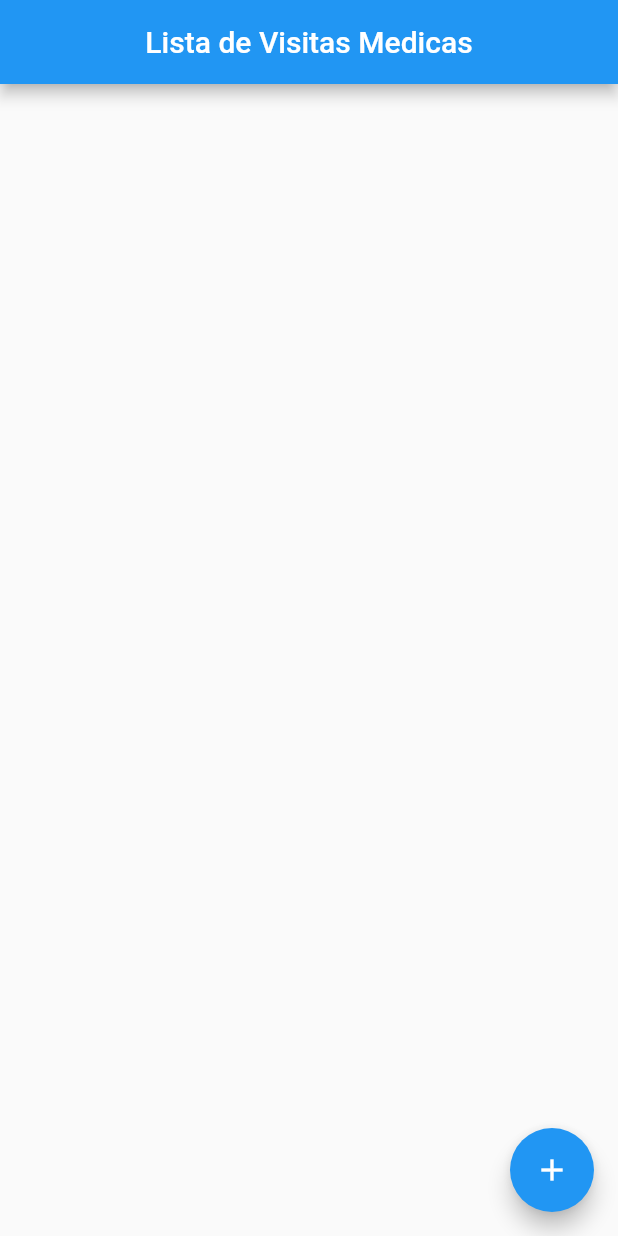
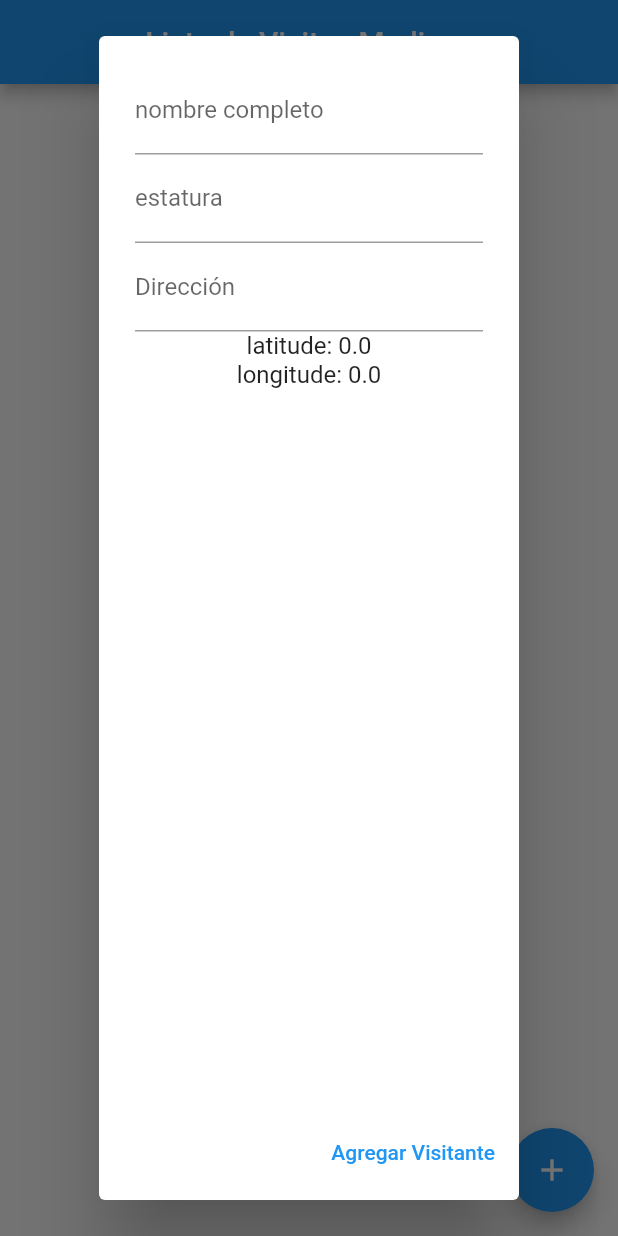
Before and after one commit to elmerdavila/VisitasMedicasFlutter, a Flutter app: the screen it shows after launch, after a tap on the "add" icon, on a phone screen of 412 x 824 dp. Run offline on Flutter 3.47's test engine with Material 2 defaults, Android fonts, the phone set to English and light mode, and no system bars; our stand-ins replace cloud_firestore, firebase_core, geolocator; accounts and stored records are empty.

Commit message:
agregar formulario para ingresar nombre, ubicación gps, estatura y dirección

```diff
--- a/lib/main.dart
+++ b/lib/main.dart
@@ -3,6 +3,8 @@
 import 'package:cloud_firestore/cloud_firestore.dart';
 import 'package:firebase_core/firebase_core.dart';
 import 'package:flutter/material.dart';
+import 'package:geolocator/geolocator.dart';
+
 
 void main() {
   WidgetsFlutterBinding.ensureInitialized();
@@ -68,12 +70,31 @@ class Paciente{
 }
 class _MyHomePageState extends State<MyHomePage> {
 
+  String fullname="";
+  double height=0;
+  String address="";
+  double latitude =0;
+  double longitude =0;
+  GlobalKey formkey= GlobalKey<FormState>();
+
+  TextEditingController TECfullname= new TextEditingController();
+  TextEditingController TECheight= new TextEditingController();
+  TextEditingController TECaddress= new TextEditingController();
+  TextEditingController TEClatitude= new TextEditingController();
+  TextEditingController TEClongitude= new TextEditingController();
   @override
   void initState(){
     super.initState();
+    getPacientes();
+  }
 
-    getPacientes();
-
+  void getCurrentLocation ()async {
+    var position = await Geolocator()!.getCurrentPosition(desiredAccuracy: LocationAccuracy.high);
+    print("$position.latitude , $position.longitude");
+    setState(() {
+      latitude = position.latitude;
+      longitude = position.longitude;
+    });
   }
   Future getPacientes() async {
     var firestore= FirebaseFirestore.instance;
@@ -94,7 +115,74 @@ class _MyHomePageState extends State<MyHomePage> {
     });
   }
 
+  Future<void> showDialogForm(BuildContext context) async{
+    return await showDialog(
+        context: context,
+        builder: (context){
+          final TextEditingController _nameController = TextEditingController();
+          return AlertDialog(
+            content: Form(
+                child: Column(
+                  children: <Widget>[
+                    TextFormField(
+                      controller: TECfullname,
+                      decoration: InputDecoration(labelText: "nombre completo"),
+                      onSaved:(value){
+                        fullname = value!.isNotEmpty?value:"";
+                      },
+                      validator: (value){
+                        if(value!.isEmpty){
+                          return "ingrese el nombre";
+                        }
+                      },
+                    ),
+                    TextFormField(
+                      controller: TECheight,
+                      decoration: InputDecoration(labelText: "estatura"),
+                      onSaved:(value){
+                        height = double.parse(value!);
+                      },
+                      validator: (value){
+                        if(value!.isEmpty){
+                          return "ingrese la estatura";
+                        }
+                      },
+                    ),
+                    TextFormField(
+                      controller: TECaddress,
+                      decoration: InputDecoration(labelText: "Dirección"),
+                      onSaved:(value){
+                        address = value!.isNotEmpty?value:"";
+                      },
+                      validator: (value){
+                        if(value!.isEmpty){
+                          return "ingrese la dirección";
+                        }
+                      },
+                    ),
+                    Text("latitude: $latitude"),
+                    Text("longitude: $longitude")
+                  ],
+                )
+            ),
+            actions: <Widget>[
+              TextButton(
+                  child: Text("Agregar Visitante"),
+                  onPressed:(){
+                    Map <String, dynamic> data = {
+                      "full_name": TECfullname.text,
+                      "address": TECaddress.text,
+                      "height_cm": TECheight.text
 
+                    };
+                    FirebaseFirestore.instance.collection("pacientes").add(data);
+                    Navigator.of(context).pop();
+                  },
+              ),
+            ],
+          );
+        });
+  }
 
   @override
   Widget build(BuildContext context) {
@@ -107,8 +195,9 @@ class _MyHomePageState extends State<MyHomePage> {
       ),
         floatingActionButton: FloatingActionButton(
           child: Icon(Icons.add),
-          onPressed: (){
-            print('FloatingActionButton');
+          onPressed: () async{
+            getCurrentLocation();
+            await showDialogForm(context);
           },
         ),
       body: StreamBuilder<QuerySnapshot>(
--- a/pubspec.yaml
+++ b/pubspec.yaml
@@ -36,7 +36,7 @@ dependencies:
   cupertino_icons: ^1.0.2
   firebase_core:
   cloud_firestore:
-
+  geolocator: ^5.1.5
 dev_dependencies:
   flutter_test:
     sdk: flutter
```
Also changed, not shown: pubspec.lock, 1 other file.
